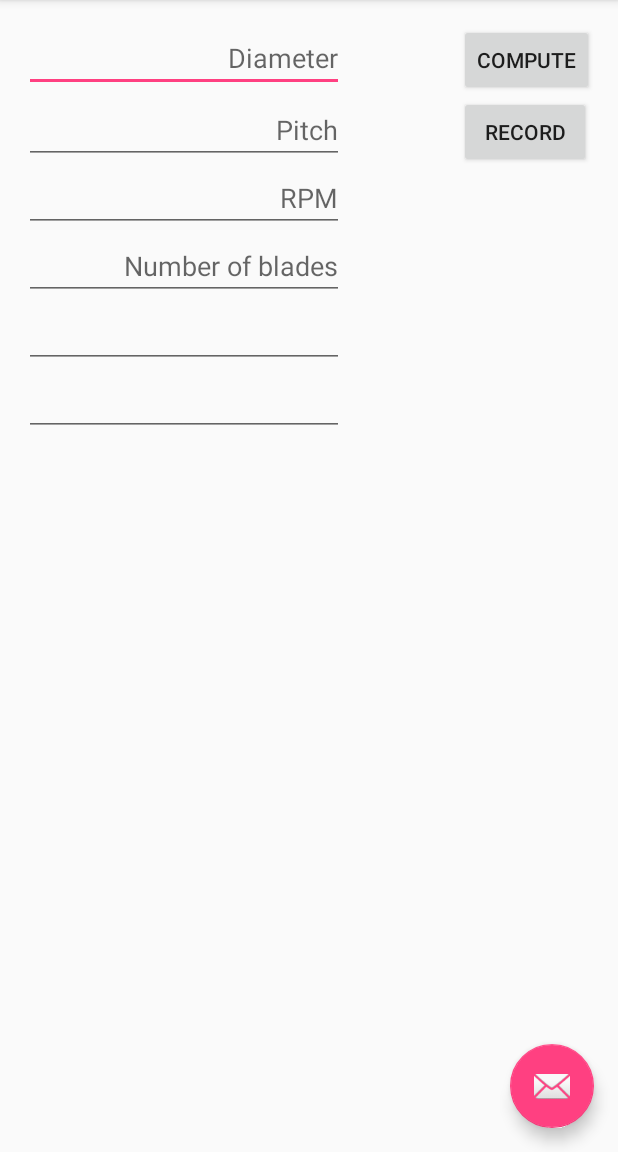
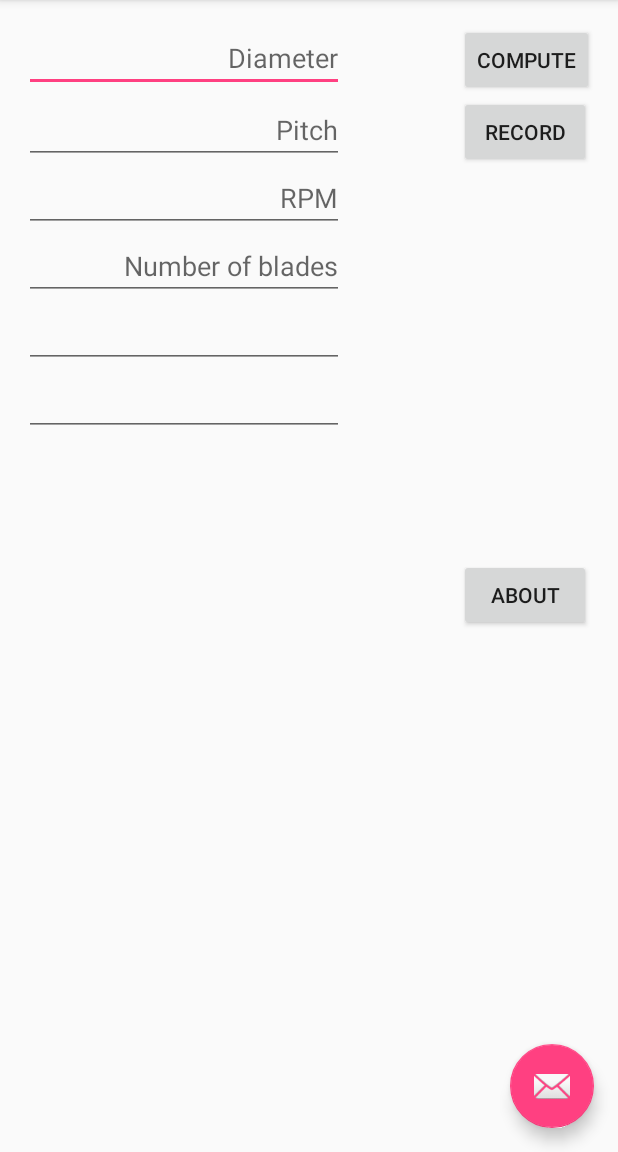
Before and after one commit to yyk99/android_examples, an Android app: the screen it shows after launch (MainActivity), on a phone screen of 412 x 824 dp, the part 84-1236 px from its top. Run offline under Robolectric (Android 15) with nearby library versions, the phone set to English and light mode, and no system bars; 4 statements that could not run were skipped.

Commit message:
- Added "About" button - Defined string resources for literal strings

```diff
--- a/ThrustCalc/app/src/main/java/com/yyktools/thrustcalc/MainActivity.java
+++ b/ThrustCalc/app/src/main/java/com/yyktools/thrustcalc/MainActivity.java
@@ -140,6 +140,7 @@ public class MainActivity extends AppCompatActivity {
                 // MY_PERMISSIONS_REQUEST_READ_CONTACTS is an
                 // app-defined int constant. The callback method gets the
                 // result of the request.
+                return;
             }
         }
 
--- a/ThrustCalc/app/src/main/res/layout/content_main.xml
+++ b/ThrustCalc/app/src/main/res/layout/content_main.xml
@@ -20,7 +20,7 @@
         android:id="@+id/diameter"
         android:layout_alignParentTop="true"
         android:layout_alignParentStart="true"
-        android:hint="Diameter"
+        android:hint="@string/Diameter"
         android:textAlignment="textEnd" />
 
     <EditText
@@ -31,14 +31,14 @@
         android:id="@+id/pitch"
         android:layout_below="@+id/computeButton"
         android:layout_alignParentStart="true"
-        android:hint="Pitch"
+        android:hint="@string/Pitch"
         android:textAlignment="textEnd" />
 
     <Button
         style="?android:attr/buttonStyleSmall"
         android:layout_width="wrap_content"
         android:layout_height="wrap_content"
-        android:text="Compute"
+        android:text="@string/COMPUTE"
         android:id="@+id/computeButton"
         android:layout_alignParentTop="true"
         android:layout_alignParentEnd="true"
@@ -52,7 +52,7 @@
         android:id="@+id/rpm"
         android:layout_below="@+id/pitch"
         android:layout_alignParentStart="true"
-        android:hint="RPM"
+        android:hint="@string/RPM"
         android:textAlignment="textEnd" />
 
     <EditText
@@ -64,7 +64,7 @@
         android:layout_below="@+id/rpm"
         android:layout_alignParentStart="true"
         android:nestedScrollingEnabled="true"
-        android:hint="Number of blades"
+        android:hint="@string/NumberOfBlades"
         android:textAlignment="textEnd"
         android:layout_alignParentEnd="false" />
 
@@ -95,10 +95,21 @@
     <Button
         android:layout_width="wrap_content"
         android:layout_height="wrap_content"
-        android:text="Record"
+        android:text="@string/RECORD"
         android:id="@+id/recordButton"
         android:layout_below="@+id/computeButton"
         android:layout_alignStart="@+id/computeButton"
         android:onClick="recordButtonPressed" />
 
+    <Button
+        style="?android:attr/buttonStyleSmall"
+        android:layout_width="wrap_content"
+        android:layout_height="wrap_content"
+        android:text="@string/About"
+        android:id="@+id/button"
+        android:layout_below="@+id/loadOut"
+        android:layout_alignEnd="@+id/recordButton"
+        android:layout_marginTop="82dp"
+        android:layout_alignStart="@+id/recordButton" />
+
 </RelativeLayout>
--- a/ThrustCalc/app/src/main/res/values/strings.xml
+++ b/ThrustCalc/app/src/main/res/values/strings.xml
@@ -1,4 +1,11 @@
 <resources>
     <string name="app_name">ThrustCalc</string>
     <string name="action_settings">Settings</string>
+    <string name="COMPUTE">COMPUTE</string>
+    <string name="RECORD">RECORD</string>
+    <string name="Diameter">Diameter</string>
+    <string name="RPM">RPM</string>
+    <string name="NumberOfBlades">Number of blades</string>
+    <string name="Pitch">Pitch</string>
+    <string name="About">About</string>
 </resources>
```
